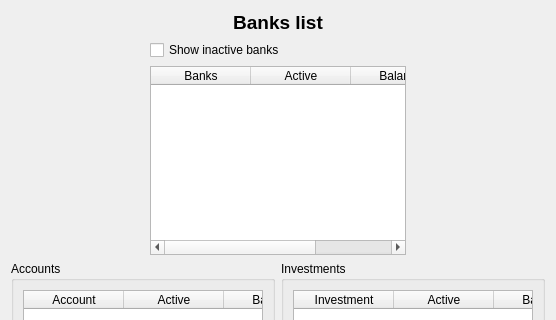
This is ui/wdgBanks.ui in turulomio/xulpymoney as Qt 5 draws it before an edit; both pictures show x 0 to 556 and y 0 to 320 of the 556 by 503 pixel window. The edited form follows.
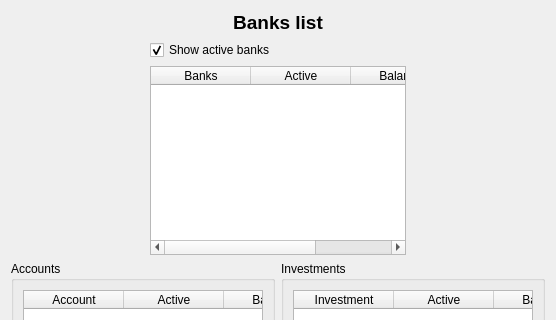
This is the edited form. Icons and pictures are not drawn. Custom widgets are drawn as their Qt base class.

What changed in the file:
```diff
--- a/ui/wdgBanks.ui
+++ b/ui/wdgBanks.ui
@@ -54,7 +54,10 @@
          <item>
           <widget class="QCheckBox" name="chkInactivas">
            <property name="text">
-            <string>Show inactive banks</string>
+            <string>Show active banks</string>
+           </property>
+           <property name="checked">
+            <bool>true</bool>
            </property>
           </widget>
          </item>
```
Left out of the diff: 2 changed lines with no effect on the pictures.
